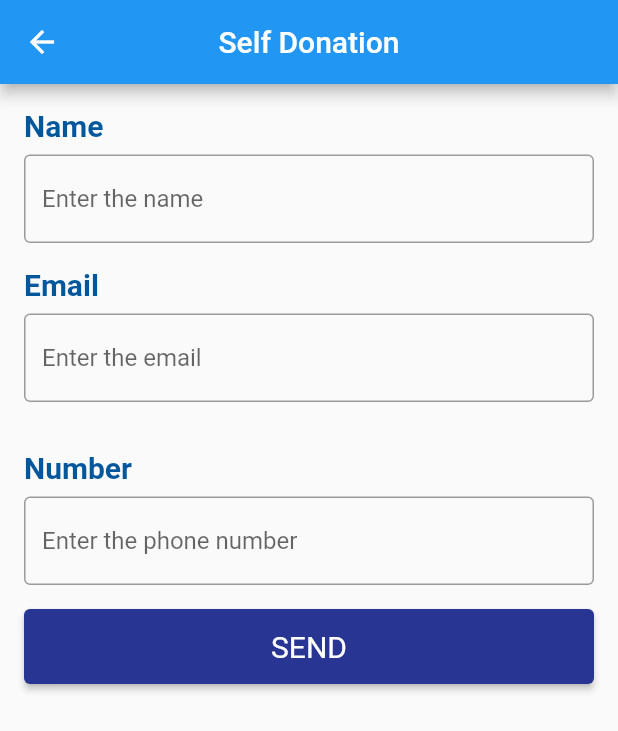
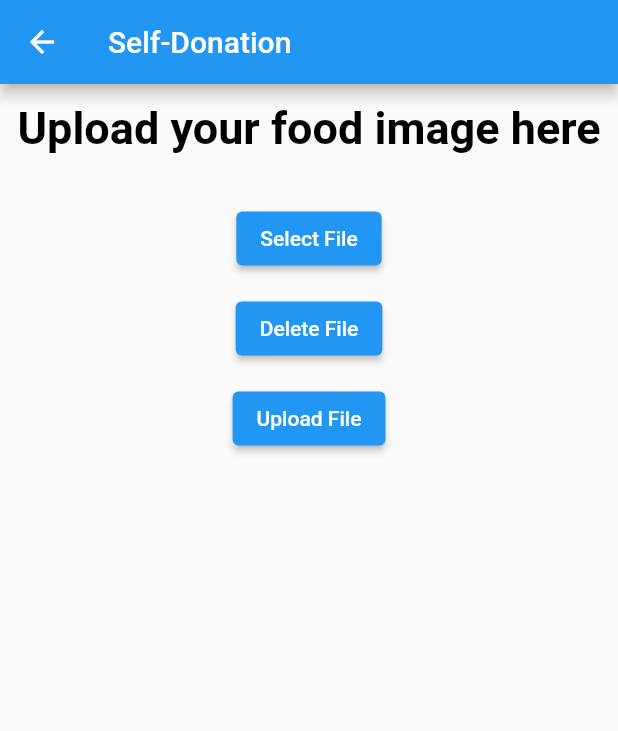
Before and after one commit to SoumyadeepOSD/Hack_Hunger, a Flutter app: the SelfDonation screen opened directly, after a tap on "SEND", on a phone screen of 412 x 824 dp. Shown: the top 731 px of the screen. Run offline on Flutter 3.47's test engine with Material 2 defaults, Android fonts, the phone set to English and light mode, and no system bars; our stand-ins replace cloud_firestore, email_validator, file_picker, firebase_core, firebase_storage, flutter_image_slideshow and 1 more; missing offline and left inert: firebase_storage_platform_interface, flutter_phone_direct_caller; accounts and stored records are empty.

Commit message:
Image modification and self donation full functionality is done

```diff
--- a/lib/GoogleSignIn.dart
+++ /dev/null
@@ -1,24 +0,0 @@
-// ignore: file_names
-import 'package:firebase_auth/firebase_auth.dart';
-import 'package:flutter/material.dart';
-import 'package:google_sign_in/google_sign_in.dart';
-
-class GoogleSignInProvider extends ChangeNotifier {
-  final googleSignIn = GoogleSignIn();
-  GoogleSignInAccount? _user;
-  GoogleSignInAccount get user => _user!;
-
-  Future googleLogin() async {
-    final googleUser = await googleSignIn.signIn();
-    if (googleUser == null) return;
-    _user = googleUser;
-    final googleAuth = await googleUser.authentication;
-
-    final credential = GoogleAuthProvider.credential(
-      accessToken: googleAuth.accessToken,
-      idToken: googleAuth.idToken,
-    );
-    await FirebaseAuth.instance.signInWithCredential(credential);
-    notifyListeners();
-  }
-}
--- /dev/null
+++ b/lib/ImagePage.dart
@@ -0,0 +1,146 @@
+import 'dart:io';
+
+import 'package:file_picker/file_picker.dart';
+import 'package:firebase_storage/firebase_storage.dart';
+import 'package:flutter/material.dart';
+import 'package:flutter/src/widgets/framework.dart';
+import 'package:flutter/src/widgets/placeholder.dart';
+import 'package:zero_hunger/Progress.dart';
+
+class ImagePage extends StatefulWidget {
+  const ImagePage({super.key});
+
+  @override
+  State<ImagePage> createState() => _ImagePageState();
+}
+
+PlatformFile? pickedFile;
+UploadTask? uploadTask;
+
+class _ImagePageState extends State<ImagePage> {
+  Future selectFile() async {
+    final result = await FilePicker.platform.pickFiles();
+    if (result == null) return;
+    setState(() {
+      pickedFile = result.files.first;
+    });
+  }
+
+  Future uploadFile() async {
+    final path = 'files/${pickedFile!.name}';
+    final file = File(pickedFile!.path!);
+
+    final ref = FirebaseStorage.instance.ref().child(path);
+    uploadTask = ref.putFile(file);
+
+    final snapshot = await uploadTask!.whenComplete(() => {});
+
+    final urlDownload = await snapshot.ref.getDownloadURL();
+    print('Download Link: ${urlDownload}');
+
+    Navigator.push(
+      context,
+      MaterialPageRoute(builder: (context) => Progress()),
+    );
+  }
+
+  deleteFile() {
+    setState(() {
+      pickedFile = null;
+    });
+  }
+
+  @override
+  Widget build(BuildContext context) {
+    return Scaffold(
+      appBar: AppBar(
+        title: Text('Self-Donation'),
+      ),
+      body: Container(
+        child: Center(
+          child: Column(
+            children: [
+              SizedBox(
+                height: 12,
+              ),
+              Text(
+                'Upload your food image here',
+                style: TextStyle(
+                    color: Colors.black,
+                    fontSize: 30,
+                    fontWeight: FontWeight.bold),
+              ),
+              if (pickedFile != null)
+                Expanded(
+                  child: Container(
+                    color: Colors.blue[100],
+                    child: Center(
+                        child: Image.file(
+                      File(pickedFile!.path!),
+                      width: double.infinity,
+                      fit: BoxFit.cover,
+                    )),
+                  ),
+                ),
+              SizedBox(
+                height: 32,
+              ),
+              ElevatedButton(
+                onPressed: selectFile,
+                child: const Text('Select File'),
+              ),
+              SizedBox(
+                height: 12,
+              ),
+              ElevatedButton(
+                onPressed: deleteFile,
+                child: const Text('Delete File'),
+              ),
+              SizedBox(
+                height: 12,
+              ),
+              ElevatedButton(
+                onPressed: uploadFile,
+                child: const Text('Upload File'),
+              ),
+              const SizedBox(
+                height: 32,
+              ),
+              buildProgress(),
+            ],
+          ),
+        ),
+      ),
+    );
+  }
+
+  Widget buildProgress() => StreamBuilder<TaskSnapshot>(
+      stream: uploadTask?.snapshotEvents,
+      builder: (context, snapshot) {
+        if (snapshot.hasData) {
+          final data = snapshot.data!;
+          double progress = data.bytesTransferred / data.totalBytes;
+          return SizedBox(
+            height: 50,
+            child: Stack(
+              fit: StackFit.expand,
+              children: [
+                LinearProgressIndicator(
+                  value: progress,
+                  backgroundColor: Colors.grey,
+                  color: Colors.green,
+                ),
+                Center(
+                  child: Text(
+                    '${(100 * progress).roundToDouble()}%',
+                    style: const TextStyle(color: Colors.white),
+                  ),
+                ),
+              ],
+            ),
+          );
+        } else {
+          return const SizedBox(height: 50);
+        }
+      });
+}
--- a/lib/SelfDonation.dart
+++ b/lib/SelfDonation.dart
@@ -1,23 +1,35 @@
 import 'dart:convert';
+import 'dart:io';
 
 import 'package:cloud_firestore/cloud_firestore.dart';
 import 'package:email_validator/email_validator.dart';
+import 'package:firebase_storage/firebase_storage.dart';
 import 'package:flutter/material.dart';
 import 'package:flutter/src/widgets/framework.dart';
 import 'package:flutter/src/widgets/placeholder.dart';
 import 'package:url_launcher/url_launcher.dart';
 import 'package:velocity_x/velocity_x.dart';
 import 'package:zero_hunger/Constants/user.dart';
+import 'package:zero_hunger/ImagePage.dart';
 import 'package:zero_hunger/SelfDonation.dart';
 import 'package:zero_hunger/main.dart';
+import 'package:file_picker/file_picker.dart';
+import 'package:firebase_storage_platform_interface/firebase_storage_platform_interface.dart';
 
 import 'widgets/TextWidget.dart';
 
-class SelfDonation extends StatelessWidget {
+class SelfDonation extends StatefulWidget {
   SelfDonation({super.key});
 
+  @override
+  State<SelfDonation> createState() => _SelfDonationState();
+}
+
+class _SelfDonationState extends State<SelfDonation> {
   final controllerName = TextEditingController();
+
   final controllerEmail = TextEditingController();
+
   final controllerPhone = TextEditingController();
 
   @override
@@ -63,12 +75,16 @@ class SelfDonation extends StatelessWidget {
               ),
               child: Text('SEND'),
               onPressed: () {
-                final user = User(
-                  name: controllerName.text,
-                  email: controllerEmail.text,
-                  phone: controllerPhone.text,
+                // final user = User(
+                //   name: controllerName.text,
+                //   email: controllerEmail.text,
+                //   phone: controllerPhone.text,
+                // );
+                // createUser(user);
+                Navigator.push(
+                  context,
+                  MaterialPageRoute(builder: (context) => ImagePage()),
                 );
-                createUser(user);
               },
             ),
           ],
--- a/pubspec.yaml
+++ b/pubspec.yaml
@@ -47,13 +47,15 @@ dependencies:
   url_launcher: ^6.1.10
   file_picker: ^5.2.5
   firebase_core: ^2.7.0
-  firebase_storage: ^11.0.14
+  firebase_storage: ^11.0.15
   cloud_firestore: ^4.4.3
   image_picker: ^0.8.6+4
   firebase_auth: ^4.2.9
   google_sign_in: ^6.0.2
   font_awesome_flutter: ^10.4.0
   flutter_phone_direct_caller: ^2.1.1
+  stream_chat_flutter: ^5.3.0
+  flutter_launcher_icons: ^0.12.0
 
 dev_dependencies:
   flutter_test:
```
Also changed, not shown: lib/AuthPage.dart (deleted, +0 -33 lines), lib/Button.dart (+21 -12 lines), lib/Home.dart (+16 -8 lines), lib/IntermediatePage.dart (+5 -5 lines), lib/Progress.dart (added, +43 -0 lines), lib/WorldSituation.dart (renamed from lib/TabPage/ChatScreen.dart, +7 -3 lines), pubspec.lock, 7 other files.
